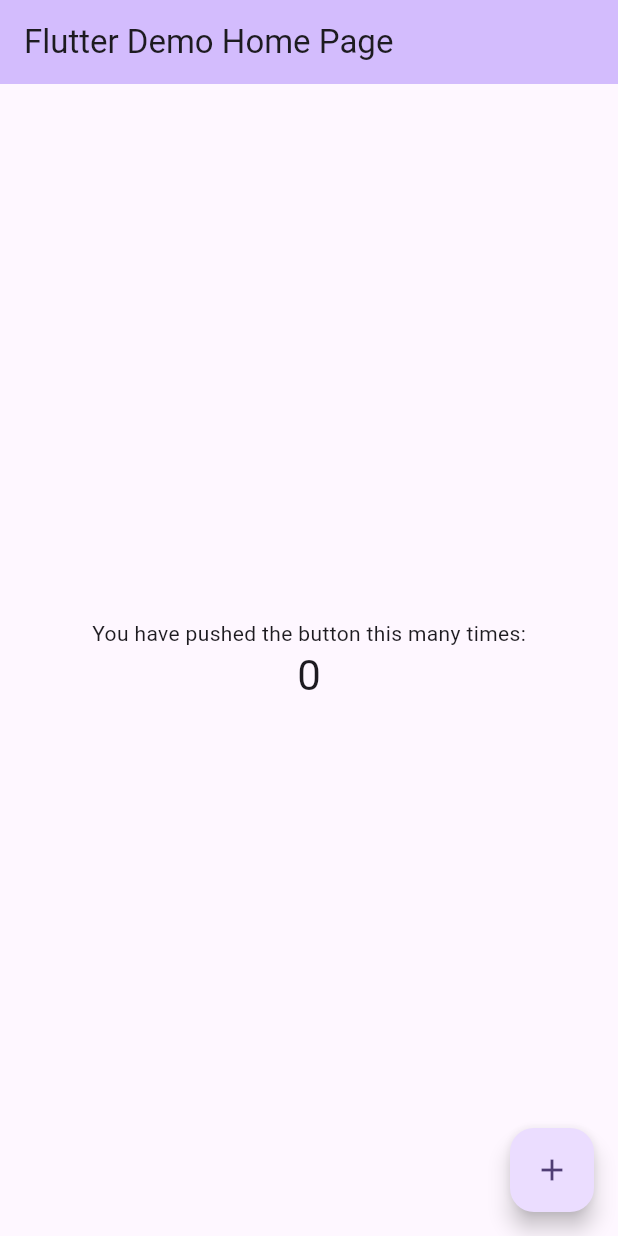
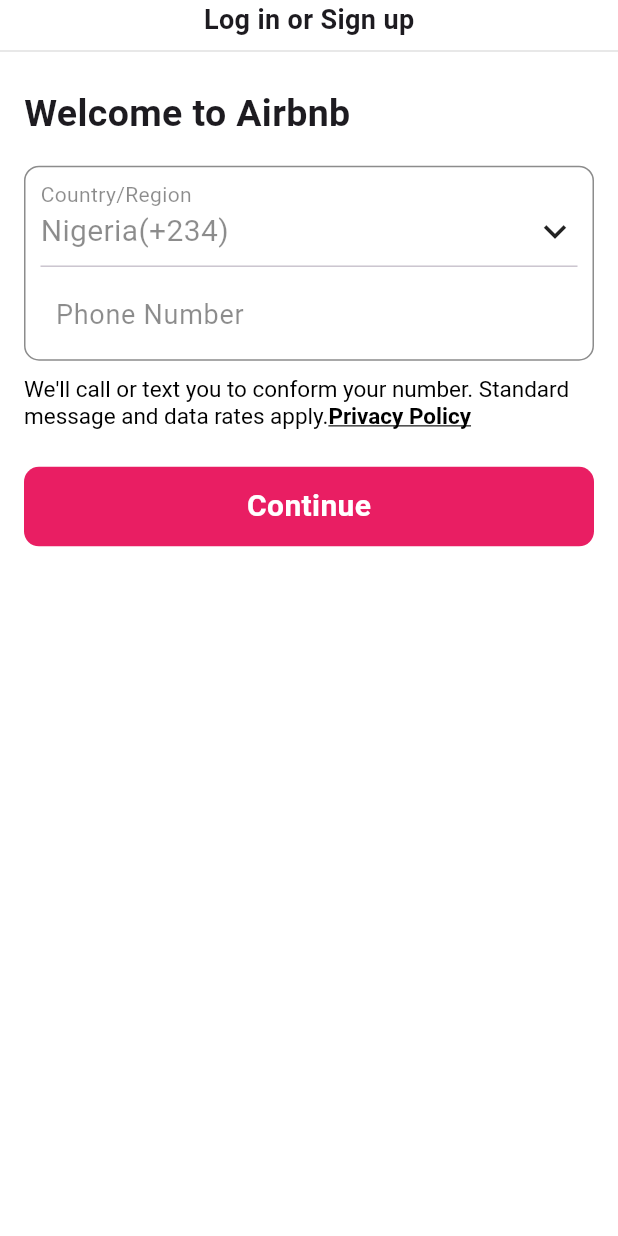
Before and after one commit to Tolutoon/bnb, a Flutter app: the screen it shows after launch, on a phone screen of 412 x 824 dp. Run offline on Flutter 3.47's test engine with Material 3 defaults, Android fonts, the phone set to English and light mode, and no system bars; our stand-ins replace cloud_firestore, firebase_core; accounts and stored records are empty.

Commit message:
login screen in progress

```diff
--- a/lib/main.dart
+++ b/lib/main.dart
@@ -1,3 +1,6 @@
+import 'package:airbnb_clone/model/category.dart';
+import 'package:airbnb_clone/model/place_model.dart';
+import 'package:airbnb_clone/view/login_screen.dart';
 import 'package:firebase_core/firebase_core.dart';
 import 'package:flutter/material.dart';
 
@@ -14,6 +17,7 @@ class MyApp extends StatelessWidget {
   @override
   Widget build(BuildContext context) {
     return MaterialApp(
+        debugShowCheckedModeBanner: false,
         title: 'Flutter Demo',
         theme: ThemeData(
           // This is the theme of your application.
@@ -34,95 +38,24 @@ class MyApp extends StatelessWidget {
           colorScheme: ColorScheme.fromSeed(seedColor: Colors.deepPurple),
           useMaterial3: true,
         ),
-      home: const MyHomePage(title: 'Flutter Demo Home Page'),
+        home: LoginScreen());
+  }
+}
+
+class UploadData extends StatelessWidget {
+  const UploadData({super.key});
+
+  @override
+  Widget build(BuildContext context) {
+    return Scaffold(
+      body: Center(
+        child: ElevatedButton(
+            onPressed: () {
+              // savePlacesToFirebase();
+              saveCategoryItems();
+            },
+            child: Text('upload Data')),
+      ),
     );
   }
 }
-
-class MyHomePage extends StatefulWidget {
-  const MyHomePage({super.key, required this.title});
-
-  // This widget is the home page of your application. It is stateful, meaning
-  // that it has a State object (defined below) that contains fields that affect
-  // how it looks.
-
-  // This class is the configuration for the state. It holds the values (in this
-  // case the title) provided by the parent (in this case the App widget) and
-  // used by the build method of the State. Fields in a Widget subclass are
-  // always marked "final".
-
-  final String title;
-
-  @override
-  State<MyHomePage> createState() => _MyHomePageState();
-}
-
-class _MyHomePageState extends State<MyHomePage> {
-  int _counter = 0;
-
-  void _incrementCounter() {
-    setState(() {
-      // This call to setState tells the Flutter framework that something has
-      // changed in this State, which causes it to rerun the build method below
-      // so that the display can reflect the updated values. If we changed
-      // _counter without calling setState(), then the build method would not be
-      // called again, and so nothing would appear to happen.
-      _counter++;
-    });
-  }
-
-  @override
-  Widget build(BuildContext context) {
-    // This method is rerun every time setState is called, for instance as done
-    // by the _incrementCounter method above.
-    //
-    // The Flutter framework has been optimized to make rerunning build methods
-    // fast, so that you can just rebuild anything that needs updating rather
-    // than having to individually change instances of widgets.
-    return Scaffold(
-      appBar: AppBar(
-        // TRY THIS: Try changing the color here to a specific color (to
-        // Colors.amber, perhaps?) and trigger a hot reload to see the AppBar
-        // change color while the other colors stay the same.
-        backgroundColor: Theme.of(context).colorScheme.inversePrimary,
-        // Here we take the value from the MyHomePage object that was created by
-        // the App.build method, and use it to set our appbar title.
-        title: Text(widget.title),
-      ),
-      body: Center(
-        // Center is a layout widget. It takes a single child and positions it
-        // in the middle of the parent.
-        child: Column(
-          // Column is also a layout widget. It takes a list of children and
-          // arranges them vertically. By default, it sizes itself to fit its
-          // children horizontally, and tries to be as tall as its parent.
-          //
-          // Column has various properties to control how it sizes itself and
-          // how it positions its children. Here we use mainAxisAlignment to
-          // center the children vertically; the main axis here is the vertical
-          // axis because Columns are vertical (the cross axis would be
-          // horizontal).
-          //
-          // TRY THIS: Invoke "debug painting" (choose the "Toggle Debug Paint"
-          // action in the IDE, or press "p" in the console), to see the
-          // wireframe for each widget.
-          mainAxisAlignment: MainAxisAlignment.center,
-          children: <Widget>[
-            const Text(
-              'You have pushed the button this many times:',
-            ),
-            Text(
-              '$_counter',
-              style: Theme.of(context).textTheme.headlineMedium,
-            ),
-          ],
-        ),
-      ),
-      floatingActionButton: FloatingActionButton(
-        onPressed: _incrementCounter,
-        tooltip: 'Increment',
-        child: const Icon(Icons.add),
-      ), // This trailing comma makes auto-formatting nicer for build methods.
-    );
-  }
-}
--- a/lib/model/place_model.dart
+++ b/lib/model/place_model.dart
@@ -4,7 +4,7 @@ import 'package:cloud_firestore/cloud_firestore.dart';
 
 Future<void> savePlacesToFirebase() async {
   final CollectionReference ref =
-      FirebaseFirestore.instance.collection("myAppCpollection");
+      FirebaseFirestore.instance.collection("myAppCollection");
   for (final Place place in listOfPlace) {
     final String id =
         DateTime.now().toIso8601String() + Random().nextInt(1000).toString();
--- a/lib/view/login_screen.dart
+++ b/lib/view/login_screen.dart
@@ -0,0 +1,137 @@
+import 'package:flutter/material.dart';
+
+class LoginScreen extends StatefulWidget {
+  const LoginScreen({super.key});
+
+  @override
+  State<LoginScreen> createState() => _LoginScreenState();
+}
+
+class _LoginScreenState extends State<LoginScreen> {
+  @override
+  Widget build(BuildContext context) {
+    Size size = MediaQuery.of(context).size;
+    return Scaffold(
+      backgroundColor: Colors.white,
+      body: SingleChildScrollView(
+        child: SafeArea(
+            bottom: false,
+            child: Column(
+              children: [
+                Center(
+                  child: Text(
+                    'Log in or Sign up',
+                    style: TextStyle(fontSize: 18, fontWeight: FontWeight.bold),
+                  ),
+                ),
+                const Divider(
+                  color: Colors.black12,
+                ),
+                Padding(
+                  padding: const EdgeInsets.all(16),
+                  child: Column(
+                    crossAxisAlignment: CrossAxisAlignment.start,
+                    children: [
+                      const Text(
+                        "Welcome to Airbnb",
+                        style: TextStyle(
+                            fontSize: 25, fontWeight: FontWeight.bold),
+                      ),
+                      SizedBox(
+                        height: size.height * 0.02,
+                      ),
+                      phoneNumberField(size),
+                      const SizedBox(
+                        height: 10,
+                      ),
+                      RichText(
+                          text: const TextSpan(
+                              text:
+                                  "We'll call or text you to conform your number. Standard message and data rates apply.",
+                              style:
+                                  TextStyle(fontSize: 15, color: Colors.black),
+                              children: [
+                            TextSpan(
+                                text: 'Privacy Policy',
+                                style: TextStyle(
+                                    fontWeight: FontWeight.bold,
+                                    decoration: TextDecoration.underline))
+                          ])),
+                      SizedBox(
+                        height: size.height * 0.03,
+                      ),
+                      Container(
+                          width: size.width,
+                          padding: const EdgeInsets.symmetric(vertical: 12),
+                          decoration: BoxDecoration(
+                              borderRadius: BorderRadius.circular(10),
+                              color: Colors.pink),
+                          child: const Center(
+                            child: Text(
+                              'Continue',
+                              style: TextStyle(
+                                  fontSize: 20,
+                                  fontWeight: FontWeight.bold,
+                                  color: Colors.white),
+                            ),
+                          ))
+                    ],
+                  ),
+                )
+              ],
+            )),
+      ),
+    );
+  }
+}
+
+Container phoneNumberField(Size size) {
+  return Container(
+    width: size.width,
+    height: 130,
+    decoration: BoxDecoration(
+        border: Border.all(color: Colors.black45),
+        borderRadius: BorderRadius.circular(10)),
+    child: const Column(
+      crossAxisAlignment: CrossAxisAlignment.start,
+      children: [
+        Padding(
+          padding: EdgeInsets.only(right: 10, left: 10, top: 8),
+          child: Column(
+            crossAxisAlignment: CrossAxisAlignment.start,
+            children: [
+              Text(
+                'Country/Region',
+                style: TextStyle(color: Colors.black45),
+              ),
+              Row(
+                mainAxisAlignment: MainAxisAlignment.spaceBetween,
+                children: [
+                  Text(
+                    'Nigeria(+234)',
+                    style: TextStyle(color: Colors.black45, fontSize: 20),
+                  ),
+                  Icon(
+                    Icons.keyboard_arrow_down,
+                    size: 30,
+                  )
+                ],
+              ),
+              Divider(),
+              Padding(
+                padding: EdgeInsets.symmetric(horizontal: 10),
+                child: TextField(
+                  keyboardType: TextInputType.number,
+                  decoration: InputDecoration(
+                      hintText: "Phone Number",
+                      hintStyle: TextStyle(fontSize: 18, color: Colors.black45),
+                      border: InputBorder.none),
+                ),
+              )
+            ],
+          ),
+        ),
+      ],
+    ),
+  );
+}
```
Lines whose indentation alone changed are shown as unchanged.
